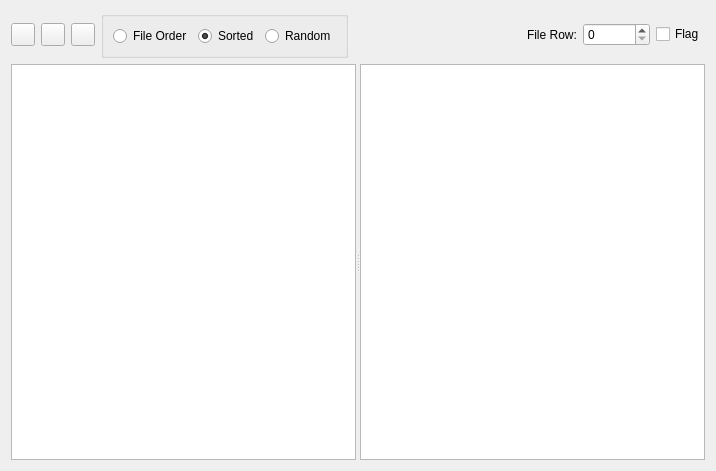
This is ui/ItemViewer.ui in nstander/DatView as Qt 5 draws it before an edit. The edited form follows.
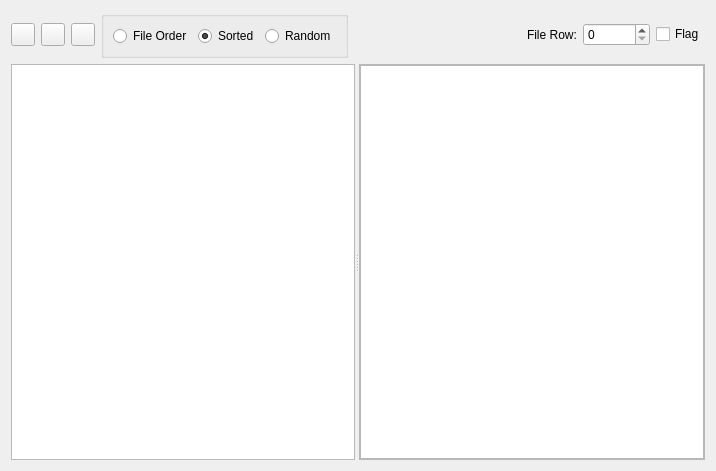
This is the edited form. Custom widgets are drawn as their Qt base class.

Commit message: For 1D item data, you can specify h5 paths to plot in the item viewer. One plot is created for each path given, and the plots appear below the 2d crystfel style plot in the viewer. See the palXSScfg.xml for simple example. Also, made modelcfg a sym link so it's easier to change, and made the current model cfg into crystfelcfg.xml.

Patch:
```diff
--- a/ui/ItemViewer.ui
+++ b/ui/ItemViewer.ui
@@ -13,7 +13,7 @@
   <property name="windowTitle">
    <string>Item Viewer</string>
   </property>
-  <layout class="QVBoxLayout" name="verticalLayout">
+  <layout class="QVBoxLayout" name="verticalLayout_2">
    <item>
     <layout class="QHBoxLayout" name="horizontalLayout_2">
      <item>
@@ -161,7 +161,45 @@
        <bool>false</bool>
       </attribute>
      </widget>
-     <widget class="ImageView" name="imageView"/>
+     <widget class="QScrollArea" name="scrollArea">
+      <property name="widgetResizable">
+       <bool>true</bool>
+      </property>
+      <widget class="QWidget" name="scrollAreaWidgetContents">
+       <property name="geometry">
+        <rect>
+         <x>0</x>
+         <y>0</y>
+         <width>357</width>
+         <height>384</height>
+        </rect>
+       </property>
+       <layout class="QVBoxLayout" name="verticalLayout">
+        <property name="leftMargin">
+         <number>0</number>
+        </property>
+        <property name="topMargin">
+         <number>0</number>
+        </property>
+        <property name="rightMargin">
+         <number>0</number>
+        </property>
+        <property name="bottomMargin">
+         <number>0</number>
+        </property>
+        <item>
+         <widget class="ImageView" name="imageView">
+          <property name="minimumSize">
+           <size>
+            <width>200</width>
+            <height>200</height>
+           </size>
+          </property>
+         </widget>
+        </item>
+       </layout>
+      </widget>
+     </widget>
     </widget>
    </item>
   </layout>
```
The commit also changes 9 other files.
